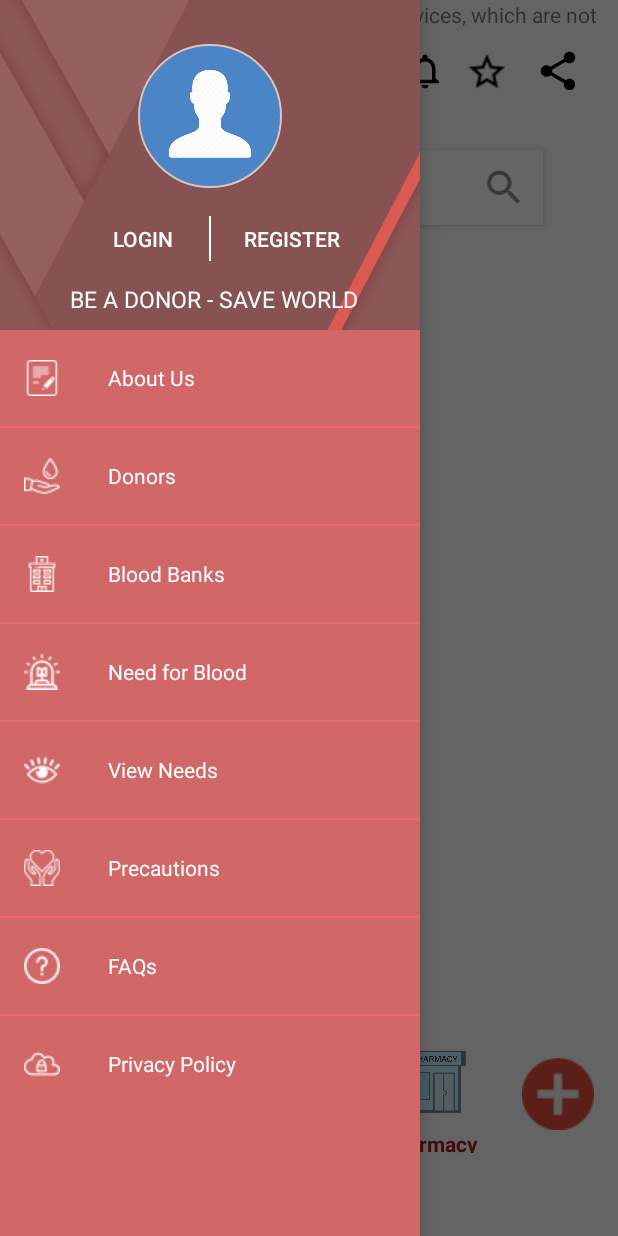
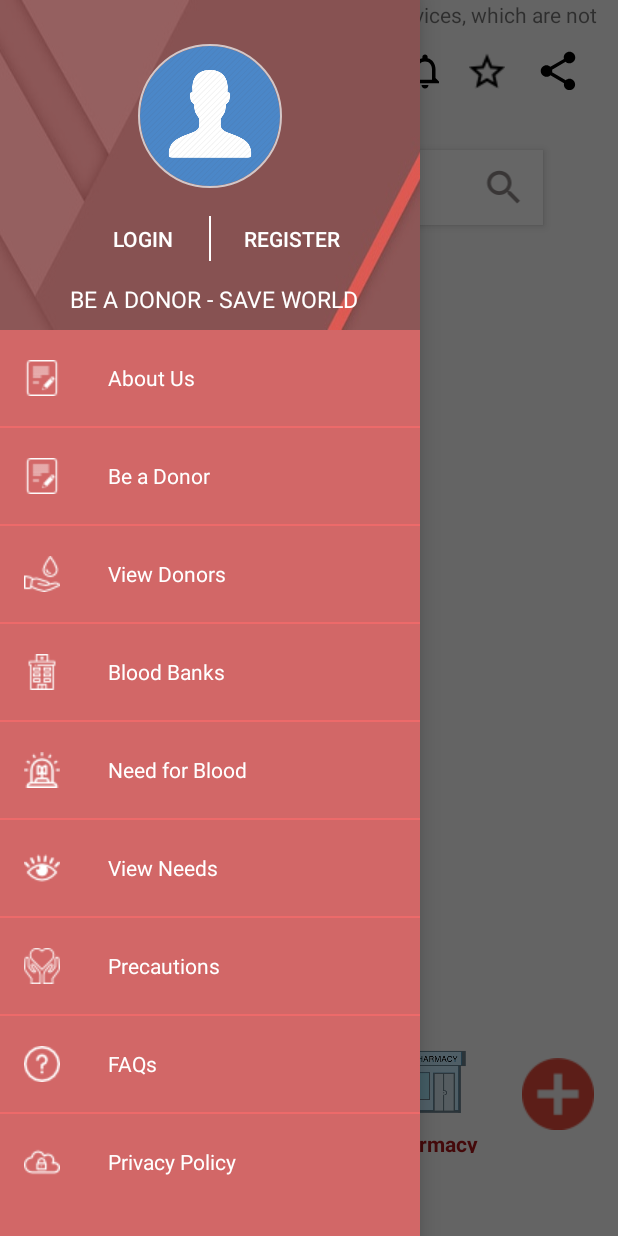
Before and after one commit to ChennaCh/Slider, an Android app: the MainMapActivity screen opened directly, with no data from a screen before it, with the side drawer open, on a phone screen of 412 x 824 dp. Run offline under Robolectric (Android 15) with nearby library versions, the phone set to English and light mode, and no system bars; our stand-ins replace CircleImageView, Volley; 1 statement that could not run was skipped.

Commit message:
many changes

```diff
--- a/app/src/main/java/com/fit/bloodmanagment/Map/MainMapActivity.java
+++ b/app/src/main/java/com/fit/bloodmanagment/Map/MainMapActivity.java
@@ -140,7 +140,7 @@ public class MainMapActivity extends FragmentActivity implements OnMapReadyCallb
     Marker mCurrLocationMarker;
     LocationRequest mLocationRequest;
     EditText mainsearch;
-    ImageView pharmacyimage,hospitalimage,fab,fableft,shareimage,rating,profilepic,searchimage,donormain;
+    ImageView pharmacyimage,hospitalimage,fab,fableft,shareimage,rating,profilepic,searchimage,donormain,dadd,notificatio_bar;
     ProgressBar progressBar;
     LinearLayout donorll,hospitalll,pharmacyll,fableftll;
     public  NavigationView navigationView;
@@ -191,6 +191,8 @@ public class MainMapActivity extends FragmentActivity implements OnMapReadyCallb
         pharmacyimage=(ImageView) findViewById(R.id.pharmacyimage);
         hospitalimage=(ImageView) findViewById(R.id.hospitalsimage);
         searchimage = (ImageView) findViewById(R.id.searchimage);
+        dadd = (ImageView) findViewById(R.id.dadd);
+        notificatio_bar = (ImageView) findViewById(R.id.notificatio_bar);
         shareimage=(ImageView)findViewById(R.id.share_app);
         donormain = (ImageView)findViewById(R.id.donormain);
         loginbtn = (Button) header.findViewById(R.id.signin_btn);
@@ -271,6 +273,21 @@ public class MainMapActivity extends FragmentActivity implements OnMapReadyCallb
             }
         });
 
+        dadd.setOnClickListener(new View.OnClickListener() {
+            @Override
+            public void onClick(View v) {
+                Intent i = new Intent(getApplicationContext(),SignUpActivity.class);
+                startActivity(i);
+            }
+        });
+
+        notificatio_bar.setOnClickListener(new View.OnClickListener() {
+            @Override
+            public void onClick(View v) {
+                Intent i = new Intent(getApplicationContext(),UrgencyActivity.class);
+                startActivity(i);
+            }
+        });
 
         searchimage.setOnClickListener(new View.OnClickListener() {
             @Override
@@ -355,7 +372,7 @@ public class MainMapActivity extends FragmentActivity implements OnMapReadyCallb
         fableftll.setOnClickListener(new View.OnClickListener() {
             @Override
             public void onClick(View view) {
-                startActivity(new Intent(MainMapActivity.this,UrgencyActivity.class));
+                startActivity(new Intent(MainMapActivity.this,SignUpActivity.class));
             }
         });
 
@@ -578,7 +595,12 @@ public class MainMapActivity extends FragmentActivity implements OnMapReadyCallb
             Intent intent = new Intent(MainMapActivity.this, AboutUsActivity.class);
             startActivity(intent);
 
-        } else if (id == R.id.nav_donor) {
+        }else if (id == R.id.nav_donoradd) {
+            Intent intent = new Intent(MainMapActivity.this, SignUpActivity.class);
+            startActivity(intent);
+
+        }
+        else if (id == R.id.nav_donor) {
             Intent intent = new Intent(MainMapActivity.this, DonarActivity.class);
             startActivity(intent);
 
--- a/app/src/main/java/com/fit/bloodmanagment/UserProfile/SiginInActivity.java
+++ b/app/src/main/java/com/fit/bloodmanagment/UserProfile/SiginInActivity.java
@@ -66,7 +66,7 @@ public class SiginInActivity extends AppCompatActivity{
         getSupportActionBar().setDisplayHomeAsUpEnabled(true);
         getSupportActionBar().setDisplayShowHomeEnabled(true);
         toolbar.setTitleTextColor(getResources().getColor(android.R.color.white));
-        btnSignIn = (SignInButton) findViewById(R.id.sign_in_button);
+       // btnSignIn = (SignInButton) findViewById(R.id.sign_in_button);
         edtuser = (EditText) findViewById(R.id.editusername);
         edtpass = (EditText) findViewById(R.id.editpassword);
         signup=(TextView)findViewById(R.id.signin_signup);
--- a/app/src/main/res/layout/activity_maps.xml
+++ b/app/src/main/res/layout/activity_maps.xml
@@ -45,7 +45,14 @@
                 android:id="@+id/notificationll"
                 android:paddingRight="10dp"
                 android:layout_weight="0.4">
+                <ImageView
+                    android:id="@+id/dadd"
+                    android:layout_width="wrap_content"
+                    android:layout_height="match_parent"
+                    android:layout_marginRight="15dp"
+                    android:layout_gravity="right"
 
+                    android:src="@drawable/dadd" />
                 <ImageView
                     android:id="@+id/notificatio_bar"
                     android:layout_width="wrap_content"
@@ -98,7 +105,7 @@
                 android:layout_weight="0.3"
                 android:drawableLeft="@drawable/bloods"
                 android:drawablePadding="10dp"
-                android:textSize="10dp"
+                android:textSize="11dp"
                 android:hint="Search By Location or Blood Group"
                 android:backgroundTint="@android:color/transparent"
                 android:cursorVisible="false" />
@@ -120,6 +127,7 @@
             android:layout_height="match_parent"
             android:layout_marginBottom="50dp"
             android:gravity="bottom"
+
             android:orientation="horizontal"
             android:paddingBottom="5dp"
             android:weightSum="5.0">
--- a/app/src/main/res/menu/activity_main2_drawer.xml
+++ b/app/src/main/res/menu/activity_main2_drawer.xml
@@ -5,12 +5,21 @@
             android:id="@+id/nav_aboutus"
                     android:icon="@drawable/aboutus"
             android:title="@string/AboutUs" />
+
+            <group android:checkableBehavior="single"
+                android:id="@+id/groupnew">
+                <item
+                    android:id="@+id/nav_donoradd"
+                    android:icon="@drawable/aboutus"
+                    android:title="Be a Donor" />
+            </group>
+
     <group android:checkableBehavior="single"
         android:id="@+id/group2">
         <item
             android:id="@+id/nav_donor"
             android:icon="@drawable/blood_donor"
-            android:title="@string/Donors" />
+            android:title="View Donors" />
         </group>
 
     <group android:checkableBehavior="single"
--- a/app/src/main/res/menu/main2.xml
+++ b/app/src/main/res/menu/main2.xml
@@ -13,4 +13,5 @@
         android:title="@string/action_settings"
         android:icon="@drawable/shareicon"
         app:showAsAction="always" />
+
 </menu>
```
Also changed, not shown: app/src/main/res/layout/activity_sigin_in.xml (+17 -11 lines), app/src/main/res/drawable/dadd.png (added).
